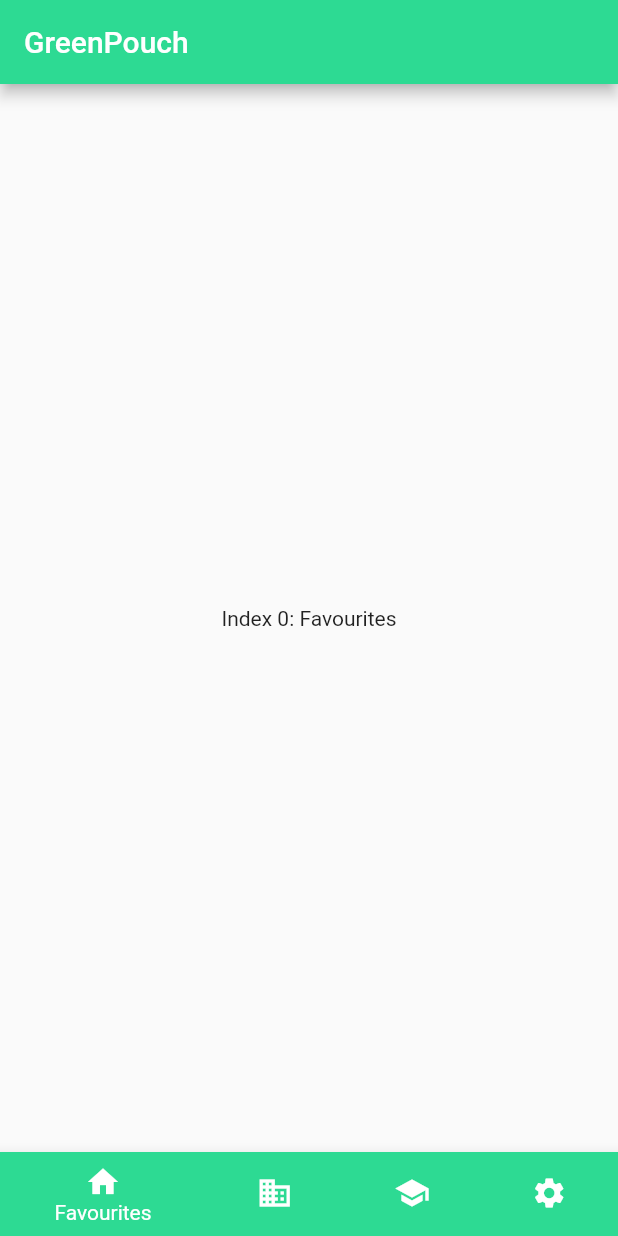
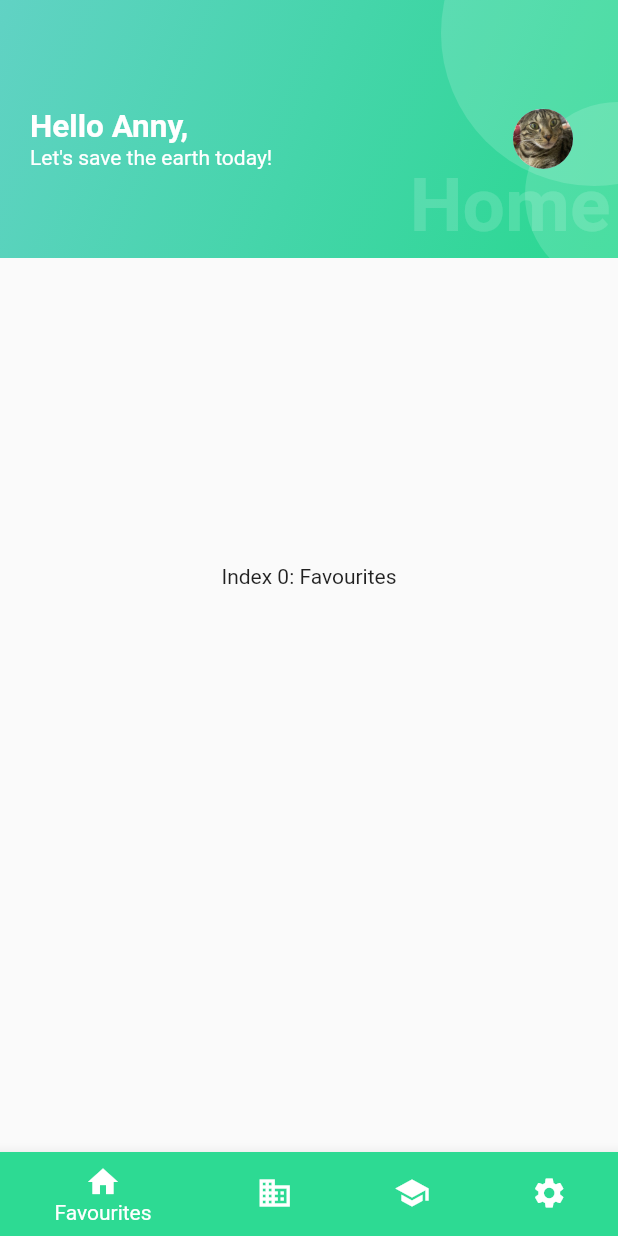
Before and after one commit to CarbonEconomy/CarbonEconomy, a Flutter app: the screen it shows after launch, on a phone screen of 412 x 824 dp. Run offline on Flutter 3.47's test engine with Material 2 defaults, Android fonts, the light colour scheme and no system bars.

Commit message:
finish app bar

```diff
--- /dev/null
+++ b/green_pouch/lib/appbar.dart
@@ -0,0 +1,96 @@
+import 'package:flutter/material.dart';
+
+import 'my_colours.dart';
+
+class MyAppBar extends StatelessWidget {
+  String title;
+  String? backgroundText;
+  String? subtitle;
+
+  static const Color _translucentWhite = Color.fromRGBO(255, 255, 255, 0.15);
+  MyAppBar({required this.title, this.subtitle, this.backgroundText});
+
+  @override
+  Widget build(BuildContext context) {
+    return SizedBox(
+      height: 172.0,
+      width: MediaQuery.of(context).size.width,
+      child: Stack(
+        children: [
+          Container(
+            decoration: BoxDecoration(
+                gradient: LinearGradient(
+                    begin: Alignment.topLeft,
+                    end: Alignment.bottomRight,
+                    colors: [
+                  MyColours.APPBAR_TOP_LEFT,
+                  MyColours.APPBAR_BOTTOM_RIGHT
+                ])),
+          ),
+          Positioned(
+            height: 204,
+            width: 204,
+            right: -86,
+            top: -80,
+            child: Container(
+              decoration: BoxDecoration(
+                  shape: BoxShape.circle, color: _translucentWhite),
+            ),
+          ),
+          Positioned(
+            height: 124,
+            width: 124,
+            right: -62,
+            bottom: -20,
+            child: Container(
+              decoration: BoxDecoration(
+                  shape: BoxShape.circle, color: _translucentWhite),
+            ),
+          ),
+          Positioned(
+            right: 5,
+            bottom: 5,
+            child: Container(
+              child: Text(
+                backgroundText ?? "",
+                style: TextStyle(
+                    fontWeight: FontWeight.bold,
+                    fontSize: 50,
+                    color: _translucentWhite),
+              ),
+            ),
+          ),
+          Positioned(
+            top: 72,
+            left: 20,
+            child: Container(
+              width: MediaQuery.of(context).size.width - 50,
+              child: Row(
+                mainAxisAlignment: MainAxisAlignment.spaceBetween,
+                children: [
+                  Column(
+                    crossAxisAlignment: CrossAxisAlignment.start,
+                    children: [
+                      Text(
+                        title,
+                        style: TextStyle(
+                            fontWeight: FontWeight.bold,
+                            fontSize: 21,
+                            color: Colors.white),
+                      ),
+                      Text(
+                        subtitle ?? "",
+                        style: TextStyle(fontSize: 14, color: Colors.white),
+                      )
+                    ],
+                  ),
+                  CircleAvatar(backgroundImage: AssetImage("graphics/cat.jpg")),
+                ],
+              ),
+            ),
+          )
+        ],
+      ),
+    );
+  }
+}
--- a/green_pouch/lib/home.dart
+++ b/green_pouch/lib/home.dart
@@ -1,4 +1,5 @@
 import 'package:flutter/material.dart';
+import 'package:green_pouch/appbar.dart';
 import 'package:green_pouch/favourites/view.dart';
 import 'package:green_pouch/information/view.dart';
 import 'package:green_pouch/my_colours.dart';
@@ -23,27 +24,40 @@ class _HomeViewState extends State<HomeView> {
     ProfileView(),
   ];
 
+  Widget buildAppBar(int index) {
+    switch (index) {
+      case 0:
+        return MyAppBar(
+            title: "Hello Anny,",
+            subtitle: "Let's save the earth today!",
+            backgroundText: "Home");
+      case 1:
+        return MyAppBar(title: "Shopping", backgroundText: "Shopping");
+      case 2:
+        return MyAppBar(title: "Articles", backgroundText: "Articles");
+      default:
+        return MyAppBar(title: "Profile", backgroundText: "Profile");
+    }
+  }
+
   void _onItemTapped(int index) {
     setState(() {
       _selectedIndex = index;
     });
   }
 
-  PreferredSizeWidget _buildAppBar(int index) {
-    return AppBar(
-      title: const Text(
-        'GreenPouch',
-        style: TextStyle(color: Colors.white),
-      ),
-    );
-  }
-
   @override
   Widget build(BuildContext context) {
     return Scaffold(
-      appBar: _buildAppBar(_selectedIndex),
-      body: Center(
-        child: _widgetOptions.elementAt(_selectedIndex),
+      body: Stack(
+        children: [
+          buildAppBar(_selectedIndex),
+          Positioned(
+            child: Center(
+              child: _widgetOptions.elementAt(_selectedIndex),
+            ),
+          )
+        ],
       ),
       bottomNavigationBar: BottomNavigationBar(
         items: const <BottomNavigationBarItem>[
--- a/green_pouch/lib/my_colours.dart
+++ b/green_pouch/lib/my_colours.dart
@@ -2,4 +2,6 @@ import 'package:flutter/material.dart';
 
 class MyColours {
   static const Color PRIMARY = const Color(0xFF2DDA93);
+  static const Color APPBAR_TOP_LEFT = const Color(0xFF61D2C4);
+  static const Color APPBAR_BOTTOM_RIGHT = const Color(0xFF29D890);
 }
--- a/green_pouch/pubspec.yaml
+++ b/green_pouch/pubspec.yaml
@@ -45,9 +45,8 @@ flutter:
   uses-material-design: true
 
   # To add assets to your application, add an assets section, like this:
-  # assets:
-  #   - images/a_dot_burr.jpeg
-  #   - images/a_dot_ham.jpeg
+  assets:
+    - graphics/cat.jpg
 
   # An image asset can refer to one or more resolution-specific "variants", see
   # https://flutter.dev/assets-and-images/#resolution-aware.
```
Also changed, not shown: green_pouch/graphics/cat.jpg (added).
